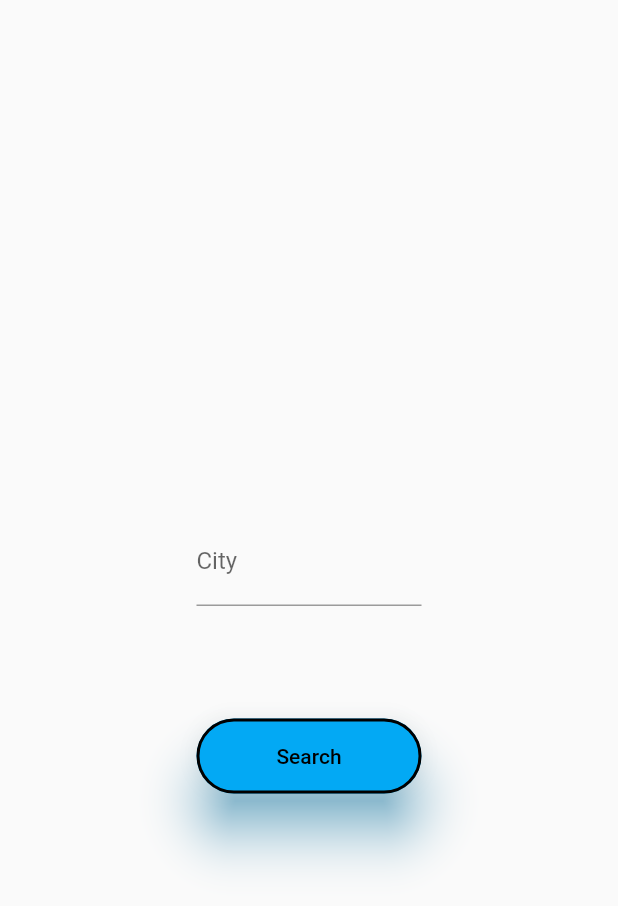
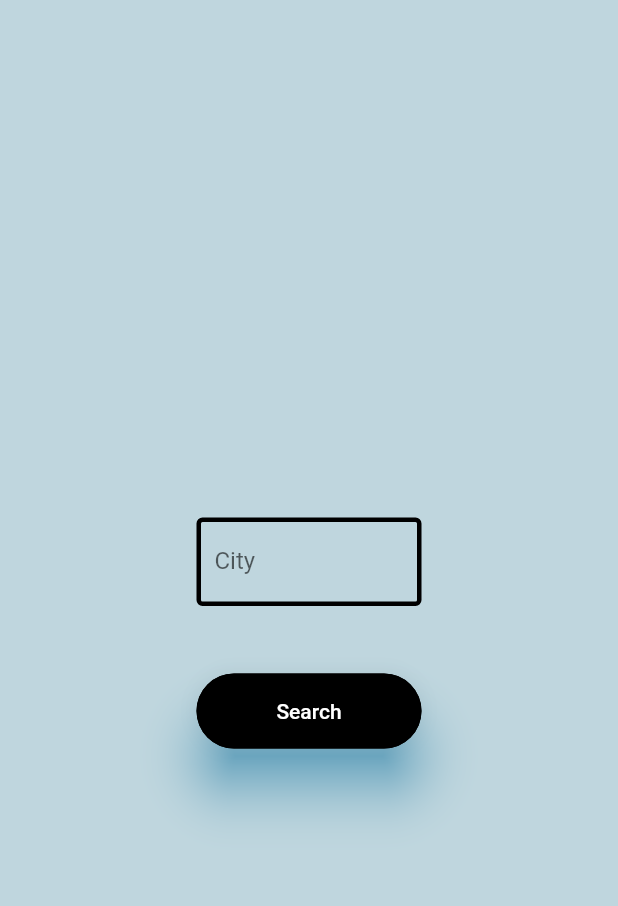
Before and after one commit to alexandre-m-machado/weather_app, a Flutter app: the screen it shows after launch, on a phone screen of 412 x 824 dp. Shown: the top 906 px of the screen. Run offline on Flutter 3.47's test engine with Material 2 defaults, Android fonts, the phone set to English and light mode, and no system bars.

Commit message:
Adding icon and extra information on the app, styling of the app

```diff
--- a/lib/models/weather_model.dart
+++ b/lib/models/weather_model.dart
@@ -50,8 +50,6 @@
 
 */
 
-import 'package:flutter/cupertino.dart';
-
 class Weather {
   final String weatherDisc;
   final String icon;
@@ -67,12 +65,21 @@ class Weather {
 
 class Temperature {
   final double temperature;
+  final double tempMin;
+  final double tempMax;
 
-  Temperature({required this.temperature});
+  Temperature({
+    required this.temperature,
+    required this.tempMin,
+    required this.tempMax,
+  });
 
   factory Temperature.fromJson(Map<String, dynamic> json) {
     final temperature = json['temp'];
-    return Temperature(temperature: temperature);
+    final tempMin = json['temp_min'];
+    final tempMax = json['temp_max'];
+    return Temperature(
+        temperature: temperature, tempMin: tempMin, tempMax: tempMax);
   }
 }
 
@@ -80,6 +87,10 @@ class WeatherGet {
   final String city;
   final Temperature tempInfo;
   final Weather weatherInfo;
+
+  String get iconUrl {
+    return 'https://openweathermap.org/img/wn/${weatherInfo.icon}@2x.png';
+  }
 
   WeatherGet({
     required this.city,
--- a/lib/widgets/weather.dart
+++ b/lib/widgets/weather.dart
@@ -24,6 +24,7 @@ class _WeatherWidgetState extends State<WeatherWidget> {
   @override
   Widget build(BuildContext context) {
     return Scaffold(
+      backgroundColor: const Color.fromARGB(255, 191, 214, 222),
       body: Center(
           child: Column(
         mainAxisAlignment: MainAxisAlignment.center,
@@ -32,20 +33,61 @@ class _WeatherWidgetState extends State<WeatherWidget> {
           if (_response != null)
             Column(
               children: [
+                const SizedBox(height: 15),
+                Text(
+                  '${_response!.city}°',
+                  style: const TextStyle(fontSize: 40),
+                ),
+                Image.network(_response!.iconUrl),
+                Text(_response!.weatherInfo.weatherDisc),
+                const SizedBox(height: 20),
                 Text(
                   '${_response!.tempInfo.temperature}°',
                   style: const TextStyle(fontSize: 60),
                 ),
-                Text(_response!.weatherInfo.weatherDisc)
+                const SizedBox(height: 30),
+                Row(
+                  mainAxisAlignment: MainAxisAlignment.center,
+                  children: [
+                    Text(
+                      '${_response!.tempInfo.tempMin}°',
+                      style: const TextStyle(
+                        fontSize: 20,
+                      ),
+                    ),
+                    const Text(
+                      'Min',
+                      style: TextStyle(
+                          fontSize: 15, color: Color.fromARGB(223, 94, 86, 86)),
+                    ),
+                    SizedBox(
+                      width: 50,
+                    ),
+                    Text(
+                      '${_response!.tempInfo.tempMax}°',
+                      style: const TextStyle(fontSize: 20),
+                    ),
+                    const Text(
+                      'Max',
+                      style: TextStyle(
+                          fontSize: 15, color: Color.fromARGB(223, 94, 86, 86)),
+                    ),
+                  ],
+                ),
               ],
             ),
           Padding(
-              padding: const EdgeInsets.symmetric(vertical: 50),
+              padding: const EdgeInsets.symmetric(vertical: 20),
               child: SizedBox(
                   width: 150,
                   child: TextField(
                     controller: _city,
-                    decoration: const InputDecoration(labelText: 'City'),
+                    decoration: const InputDecoration(
+                      labelText: 'City',
+                      enabledBorder: OutlineInputBorder(
+                        borderSide: BorderSide(width: 3, color: Colors.black),
+                      ),
+                    ),
                     textAlign: TextAlign.center,
                   ))),
           const Padding(
@@ -56,8 +98,8 @@ class _WeatherWidgetState extends State<WeatherWidget> {
             style: ElevatedButton.styleFrom(
                 padding: const EdgeInsets.all(15.0),
                 fixedSize: const Size(150, 50),
-                foregroundColor: Colors.black,
-                backgroundColor: Colors.lightBlue,
+                foregroundColor: Colors.white,
+                backgroundColor: Colors.black,
                 elevation: 15,
                 shadowColor: Colors.lightBlue,
                 side: const BorderSide(color: Colors.black, width: 2),
```
